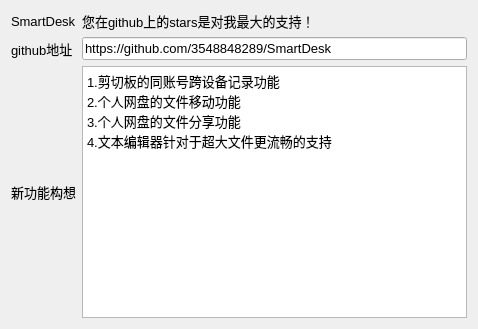
Before: the Qt Designer form MoreFunction/MoreFunction.ui in 3548848289/UniFileHub, drawn with Qt 5.
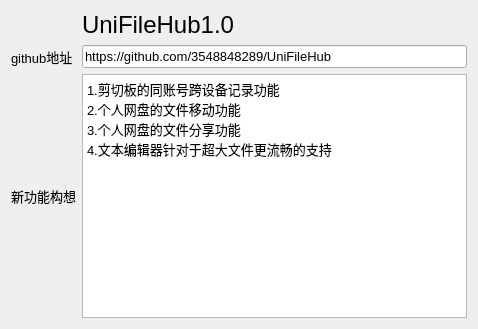
After: the same form once the commit is applied. Icons and pictures are not drawn.

What changed in the file:
```diff
--- a/MoreFunction/MoreFunction.ui
+++ b/MoreFunction/MoreFunction.ui
@@ -17,33 +17,15 @@
    <iconset theme="QIcon::ThemeIcon::HelpAbout"/>
   </property>
   <layout class="QGridLayout" name="gridLayout">
-   <item row="0" column="0">
-    <widget class="QLabel" name="label_4">
+   <item row="1" column="1">
+    <widget class="QLineEdit" name="lineEdit">
      <property name="font">
       <font>
        <pointsize>10</pointsize>
       </font>
      </property>
      <property name="text">
-      <string>SmartDesk</string>
-     </property>
-    </widget>
-   </item>
-   <item row="0" column="1">
-    <widget class="QLabel" name="label_5">
-     <property name="minimumSize">
-      <size>
-       <width>0</width>
-       <height>20</height>
-      </size>
-     </property>
-     <property name="font">
-      <font>
-       <pointsize>10</pointsize>
-      </font>
-     </property>
-     <property name="text">
-      <string>您在github上的stars是对我最大的支持！</string>
+      <string>https://github.com/3548848289/UniFileHub</string>
      </property>
     </widget>
    </item>
@@ -59,18 +41,6 @@
      </property>
     </widget>
    </item>
-   <item row="1" column="1">
-    <widget class="QLineEdit" name="lineEdit">
-     <property name="font">
-      <font>
-       <pointsize>10</pointsize>
-      </font>
-     </property>
-     <property name="text">
-      <string>https://github.com/3548848289/SmartDesk</string>
-     </property>
-    </widget>
-   </item>
    <item row="2" column="0">
     <widget class="QLabel" name="label_2">
      <property name="font">
@@ -104,6 +74,18 @@
      </property>
     </widget>
    </item>
+   <item row="0" column="1">
+    <widget class="QLabel" name="label_4">
+     <property name="font">
+      <font>
+       <pointsize>18</pointsize>
+      </font>
+     </property>
+     <property name="text">
+      <string>UniFileHub1.0</string>
+     </property>
+    </widget>
+   </item>
   </layout>
  </widget>
  <resources/>
```
